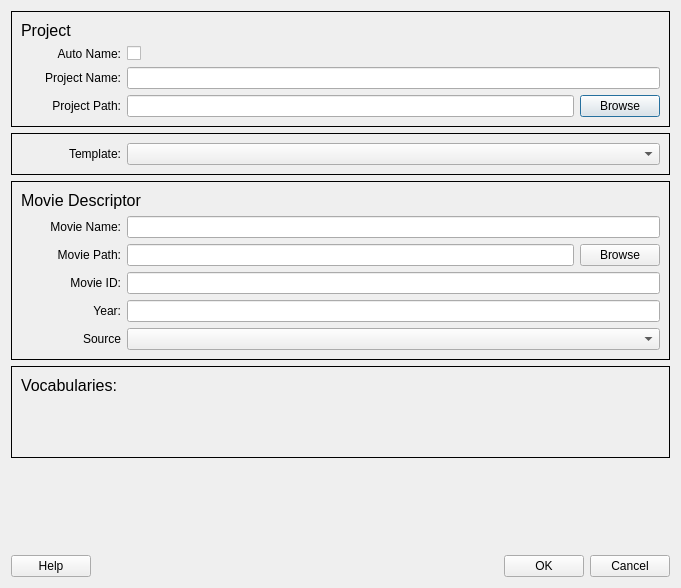
Above: qt_ui/DialogNewProject.ui from FilmColors/VIAN before the change. Below: the same form after it.
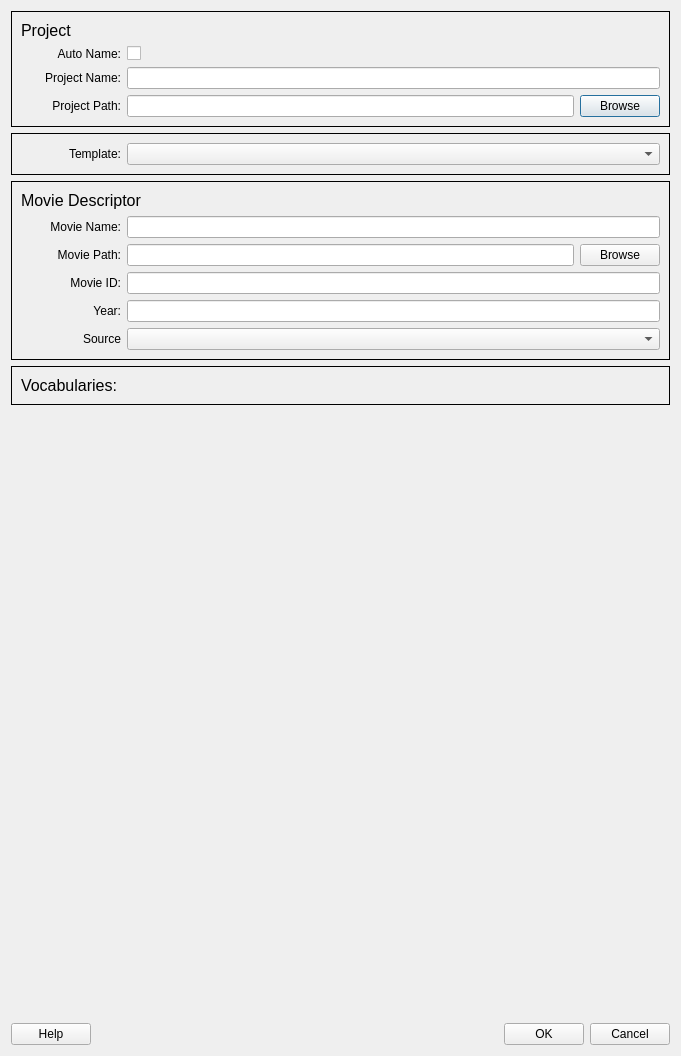
That is the form after the change.

Commit message: Vocabulary Layout in Project Creation Dialog changed

Patch:
```diff
--- a/qt_ui/DialogNewProject.ui
+++ b/qt_ui/DialogNewProject.ui
@@ -7,9 +7,15 @@
     <x>0</x>
     <y>0</y>
     <width>681</width>
-    <height>588</height>
+    <height>1056</height>
    </rect>
   </property>
+  <property name="sizePolicy">
+   <sizepolicy hsizetype="Preferred" vsizetype="Maximum">
+    <horstretch>0</horstretch>
+    <verstretch>0</verstretch>
+   </sizepolicy>
+  </property>
   <property name="windowTitle">
    <string>New Project Dialog</string>
   </property>
@@ -169,7 +175,7 @@
    <item>
     <widget class="QFrame" name="frame">
      <property name="sizePolicy">
-      <sizepolicy hsizetype="Preferred" vsizetype="Expanding">
+      <sizepolicy hsizetype="Preferred" vsizetype="Preferred">
        <horstretch>0</horstretch>
        <verstretch>0</verstretch>
       </sizepolicy>
@@ -323,6 +329,12 @@
    </item>
    <item>
     <widget class="QFrame" name="frame_Vocabularies">
+     <property name="sizePolicy">
+      <sizepolicy hsizetype="Preferred" vsizetype="Minimum">
+       <horstretch>0</horstretch>
+       <verstretch>0</verstretch>
+      </sizepolicy>
+     </property>
      <property name="frameShape">
       <enum>QFrame::Panel</enum>
      </property>
@@ -333,7 +345,7 @@
       <item>
        <widget class="QLabel" name="label_8">
         <property name="sizePolicy">
-         <sizepolicy hsizetype="Preferred" vsizetype="Expanding">
+         <sizepolicy hsizetype="Preferred" vsizetype="Preferred">
           <horstretch>0</horstretch>
           <verstretch>0</verstretch>
          </sizepolicy>
```
The commit also changes 7 other files.
